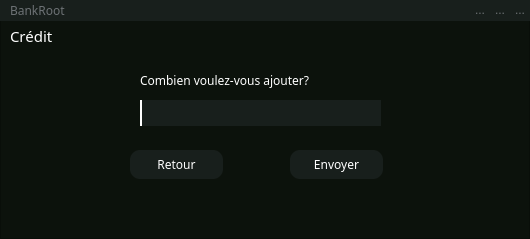
The window that credit.ui (SparqueeZ/Bank-Root) describes before a commit, drawn with Qt 5.
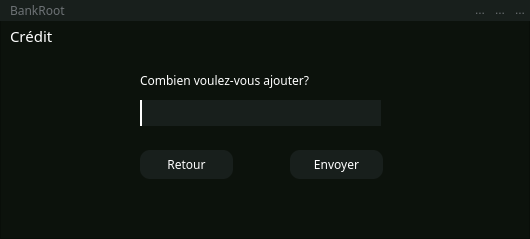
The same window after the commit. Icons and pictures are not drawn.

```diff
--- a/credit.ui
+++ b/credit.ui
@@ -115,7 +115,7 @@
    <widget class="QPushButton" name="return2">
     <property name="geometry">
      <rect>
-      <x>130</x>
+      <x>140</x>
       <y>150</y>
       <width>93</width>
       <height>29</height>
@@ -123,8 +123,9 @@
     </property>
     <property name="font">
      <font>
-      <family>Montserrat</family>
+      <family>Montserrat Medium</family>
       <pointsize>9</pointsize>
+      <italic>false</italic>
      </font>
     </property>
     <property name="styleSheet">
```
Left out of the diff: 3 changed lines with no effect on the pictures.
